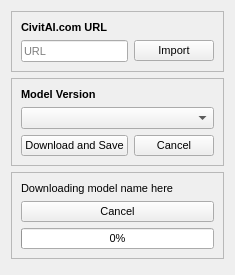
This is src/airunner/widgets/model_manager/templates/import.ui in Capsize-Games/airunner as Qt 5 draws it before an edit. The edited form follows.
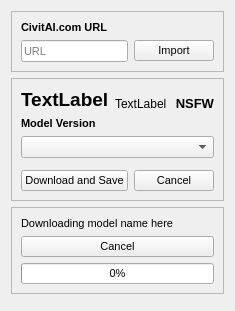
This is the edited form. Custom widgets are drawn as their Qt base class.

Commit message: fixes civitai downloading

What changed in the file:
```diff
--- a/src/airunner/widgets/model_manager/templates/import.ui
+++ b/src/airunner/widgets/model_manager/templates/import.ui
@@ -7,7 +7,7 @@
     <x>0</x>
     <y>0</y>
     <width>230</width>
-    <height>275</height>
+    <height>311</height>
    </rect>
   </property>
   <property name="windowTitle">
@@ -63,7 +63,55 @@
      </layout>
     </widget>
    </item>
-   <item row="1" column="0">
+   <item row="5" column="0">
+    <widget class="QFrame" name="download_form">
+     <property name="frameShape">
+      <enum>QFrame::StyledPanel</enum>
+     </property>
+     <property name="frameShadow">
+      <enum>QFrame::Raised</enum>
+     </property>
+     <layout class="QGridLayout" name="gridLayout">
+      <item row="0" column="0">
+       <widget class="QLabel" name="downloading_label">
+        <property name="font">
+         <font>
+          <pointsize>8</pointsize>
+         </font>
+        </property>
+        <property name="text">
+         <string>Downloading model name here</string>
+        </property>
+       </widget>
+      </item>
+      <item row="1" column="0">
+       <widget class="QPushButton" name="cancel_download_button">
+        <property name="font">
+         <font>
+          <pointsize>8</pointsize>
+         </font>
+        </property>
+        <property name="text">
+         <string>Cancel</string>
+        </property>
+       </widget>
+      </item>
+      <item row="2" column="0">
+       <widget class="QProgressBar" name="download_progress_bar">
+        <property name="font">
+         <font>
+          <pointsize>8</pointsize>
+         </font>
+        </property>
+        <property name="value">
+         <number>0</number>
+        </property>
+       </widget>
+      </item>
+     </layout>
+    </widget>
+   </item>
+   <item row="4" column="0">
     <widget class="QFrame" name="model_select_form">
      <property name="frameShape">
       <enum>QFrame::StyledPanel</enum>
@@ -72,7 +120,7 @@
       <enum>QFrame::Raised</enum>
      </property>
      <layout class="QGridLayout" name="gridLayout_3">
-      <item row="2" column="0">
+      <item row="3" column="0">
        <widget class="QPushButton" name="download_button">
         <property name="font">
          <font>
@@ -84,7 +132,7 @@
         </property>
        </widget>
       </item>
-      <item row="2" column="1">
+      <item row="3" column="1">
        <widget class="QPushButton" name="cancel_download_save_button">
         <property name="font">
          <font>
@@ -96,7 +144,7 @@
         </property>
        </widget>
       </item>
-      <item row="0" column="0" colspan="2">
+      <item row="1" column="0" colspan="2">
        <layout class="QVBoxLayout" name="verticalLayout">
         <item>
          <widget class="QLabel" name="model_version_label">
@@ -122,61 +170,77 @@
         </item>
        </layout>
       </item>
-      <item row="1" column="0" colspan="2">
-       <layout class="QVBoxLayout" name="model_form_frame"/>
+      <item row="0" column="0" colspan="2">
+       <layout class="QHBoxLayout" name="horizontalLayout">
+        <item>
+         <widget class="QLabel" name="name">
+          <property name="font">
+           <font>
+            <pointsize>14</pointsize>
+            <bold>true</bold>
+           </font>
+          </property>
+          <property name="text">
+           <string>TextLabel</string>
+          </property>
+          <property name="alignment">
+           <set>Qt::AlignBottom|Qt::AlignLeading|Qt::AlignLeft</set>
+          </property>
+         </widget>
+        </item>
+        <item>
+         <widget class="QLabel" name="creator">
+          <property name="text">
+           <string>TextLabel</string>
+          </property>
+          <property name="alignment">
+           <set>Qt::AlignBottom|Qt::AlignLeading|Qt::AlignLeft</set>
+          </property>
+         </widget>
+        </item>
+        <item>
+         <spacer name="horizontalSpacer">
+          <property name="orientation">
+           <enum>Qt::Horizontal</enum>
+          </property>
+          <property name="sizeHint" stdset="0">
+           <size>
+            <width>40</width>
+            <height>20</height>
+           </size>
+          </property>
+         </spacer>
+        </item>
+        <item>
+         <widget class="QLabel" name="nsfw_label">
+          <property name="font">
+           <font>
+            <pointsize>10</pointsize>
+            <italic>false</italic>
+            <bold>true</bold>
+           </font>
+          </property>
+          <property name="text">
+           <string>NSFW</string>
+          </property>
+          <property name="alignment">
+           <set>Qt::AlignBottom|Qt::AlignRight|Qt::AlignTrailing</set>
+          </property>
+         </widget>
+        </item>
+       </layout>
       </item>
-     </layout>
-    </widget>
-   </item>
-   <item row="2" column="0">
-    <widget class="QFrame" name="download_form">
-     <property name="frameShape">
-      <enum>QFrame::StyledPanel</enum>
-     </property>
-     <property name="frameShadow">
-      <enum>QFrame::Raised</enum>
-     </property>
-     <layout class="QGridLayout" name="gridLayout">
-      <item row="0" column="0">
-       <widget class="QLabel" name="downloading_label">
-        <property name="font">
-         <font>
-          <pointsize>8</pointsize>
-         </font>
-        </property>
-        <property name="text">
-         <string>Downloading model name here</string>
-        </property>
-       </widget>
+      <item row="2" column="0" colspan="2">
+       <layout class="QGridLayout" name="gridLayout_5">
+        <item row="0" column="0">
+         <widget class="ModelFormWidget" name="model_form" native="true"/>
+        </item>
+       </layout>
       </item>
-      <item row="1" column="0">
-       <widget class="QPushButton" name="cancel_download_button">
-        <property name="font">
-         <font>
-          <pointsize>8</pointsize>
-         </font>
-        </property>
-        <property name="text">
-         <string>Cancel</string>
-        </property>
-       </widget>
-      </item>
-      <item row="2" column="0">
-       <widget class="QProgressBar" name="download_progress_bar">
-        <property name="font">
-         <font>
-          <pointsize>8</pointsize>
-         </font>
-        </property>
-        <property name="value">
-         <number>0</number>
-        </property>
-       </widget>
-      </item>
      </layout>
     </widget>
    </item>
-   <item row="3" column="0">
+   <item row="6" column="0">
     <spacer name="verticalSpacer">
      <property name="orientation">
       <enum>Qt::Vertical</enum>
@@ -191,6 +255,14 @@
    </item>
   </layout>
  </widget>
+ <customwidgets>
+  <customwidget>
+   <class>ModelFormWidget</class>
+   <extends>QWidget</extends>
+   <header>airunner/widgets/model_manager/model_form_widget</header>
+   <container>1</container>
+  </customwidget>
+ </customwidgets>
  <resources/>
  <connections>
   <connection>
```
Left out of the diff: 32 changed lines with no effect on the pictures. The commit also changes 9 other files.
